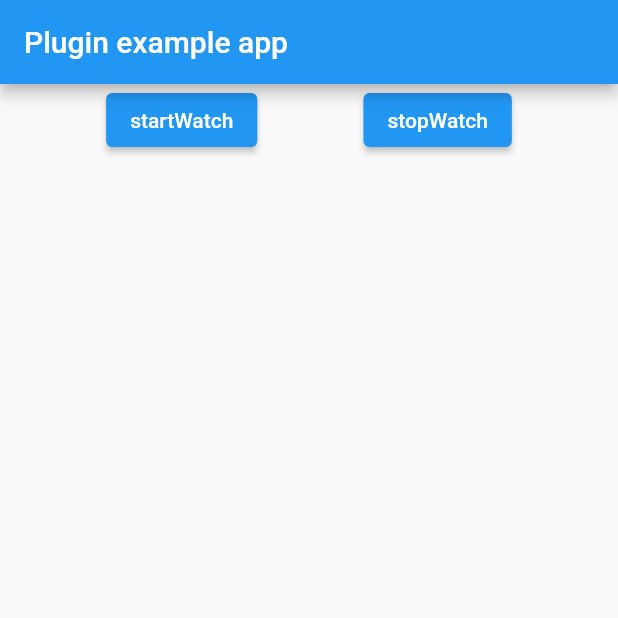
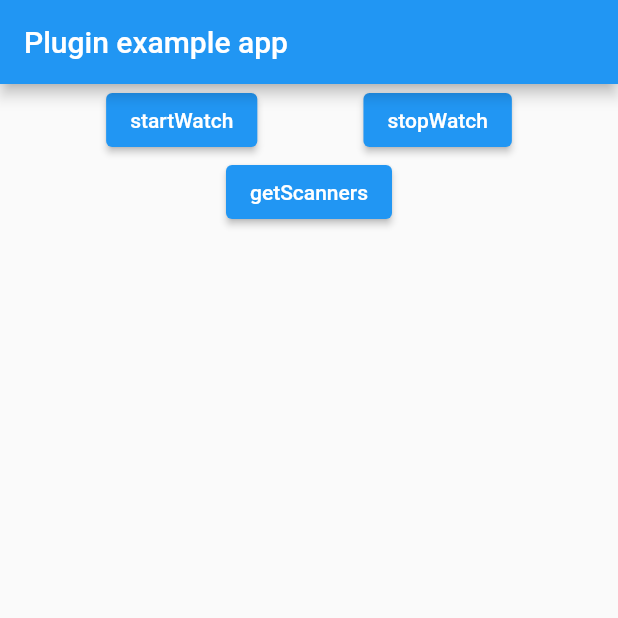
Before and after one commit to woodemi/quick_scanner, a Flutter app: the screen it shows after launch, on a phone screen of 412 x 824 dp, the top half of it. Run offline on Flutter 3.47's test engine with Material 2 defaults, Android fonts, the light colour scheme and no system bars.

Commit message:
Add getScanners
Signed-off-by: wangkun <wangkun@woodemi.com>

```diff
--- a/example/lib/main.dart
+++ b/example/lib/main.dart
@@ -38,6 +38,18 @@ class _MyAppState extends State<MyApp> {
                 ),
               ],
             ),
+            Row(
+              mainAxisAlignment: MainAxisAlignment.spaceEvenly,
+              children: [
+                ElevatedButton(
+                  child: Text('getScanners'),
+                  onPressed: () async {
+                    var scanners = await QuickScanner.getScanners();
+                    scanners.forEach(print);
+                  },
+                ),
+              ],
+            ),
           ],
         ),
       ),
--- a/lib/quick_scanner.dart
+++ b/lib/quick_scanner.dart
@@ -15,4 +15,9 @@ class QuickScanner {
   static Future<void> startWatch() => _channel.invokeMethod('startWatch');
 
   static Future<void> stopWatch() => _channel.invokeMethod('stopWatch');
+
+  static Future<List<String>> getScanners() async {
+    List list = await _channel.invokeMethod('getScanners');
+    return list.cast();
+  }
 }
```
